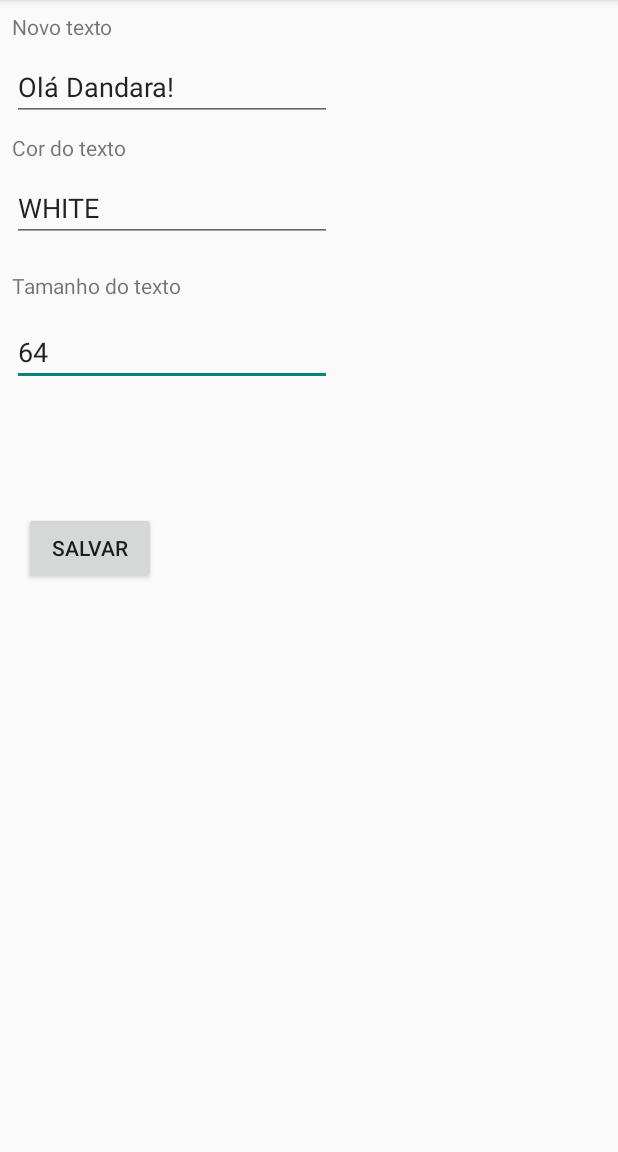
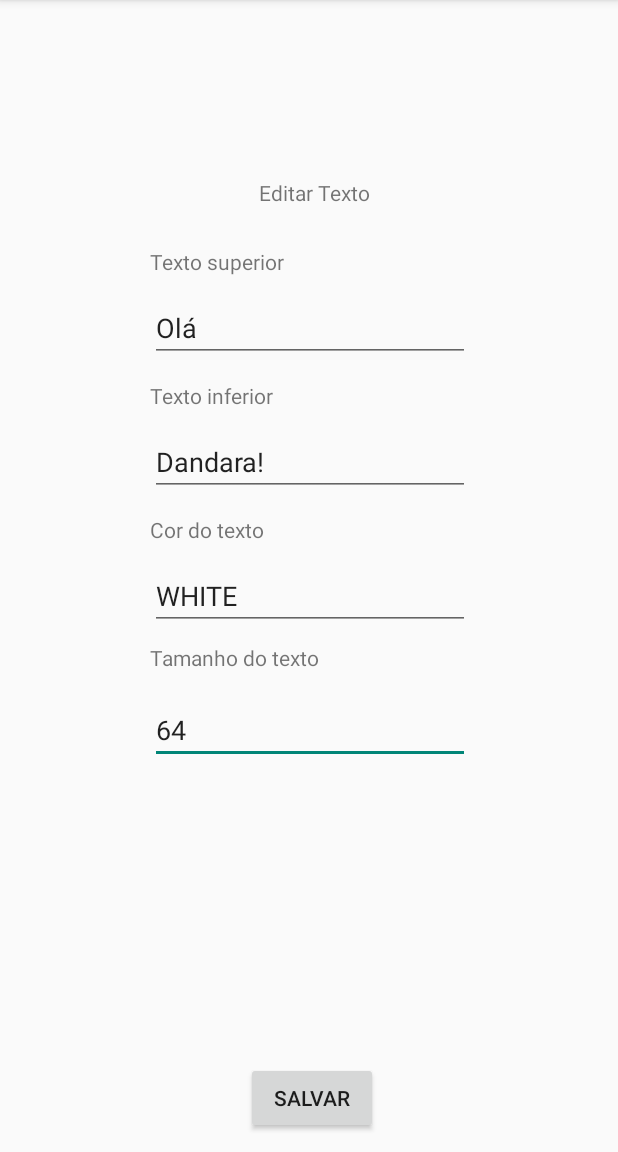
Before and after one commit to dandaradev/MemeCreator, an Android app: the screen it shows after launch (NovoTextoActivity), after a tap on "Mudar Texto", on a phone screen of 412 x 824 dp, the part 84-1236 px from its top. Run offline under Robolectric (Android 15) with nearby library versions, the phone set to English and light mode, and no system bars.

Commit message:
Adição de opção para colocar um texto também na parte de cima da imagem.

```diff
--- a/app/src/main/java/br/ifmg/edu/bsi/progmovel/shareimage1/MainActivity.java
+++ b/app/src/main/java/br/ifmg/edu/bsi/progmovel/shareimage1/MainActivity.java
@@ -48,14 +48,16 @@ public class MainActivity extends AppCompatActivity {
                     if (result.getResultCode() == Activity.RESULT_OK) {
                         Intent intent = result.getData();
                         if (intent != null) {
-                            String novoTexto = intent.getStringExtra(NovoTextoActivity.EXTRA_NOVO_TEXTO);
+                            String novoTextoSuperior = intent.getStringExtra(NovoTextoActivity.EXTRA_NOVO_TEXTO_SUPERIOR);
+                            String novoTextoInferior = intent.getStringExtra(NovoTextoActivity.EXTRA_NOVO_TEXTO_INFERIOR);
                             String novaCor = intent.getStringExtra(NovoTextoActivity.EXTRA_NOVA_COR);
                             String novoTamanho = intent.getStringExtra(NovoTextoActivity.EXTRA_NOVO_TAMANHO);
                             if (novaCor == null) {
                                 Toast.makeText(MainActivity.this, "Cor desconhecida. Usando preto no lugar.", Toast.LENGTH_SHORT).show();
                                 novaCor = "BLACK";
                             }
-                            memeCreator.setTexto(novoTexto);
+                            memeCreator.setTextoSuperior(novoTextoSuperior);
+                            memeCreator.setTextoInferior(novoTextoInferior);
                             memeCreator.setCorTexto(Color.parseColor(novaCor.toUpperCase()));
                             memeCreator.setTamanhoTexto(Integer.parseInt(novoTamanho));
                             mostrarImagem();
@@ -116,13 +118,14 @@ public class MainActivity extends AppCompatActivity {
 
         Bitmap imagemFundo = BitmapFactory.decodeResource(getResources(), R.drawable.fry_meme);
 
-        memeCreator = new MemeCreator("Olá Dandara!", Color.WHITE, 64,  imagemFundo, getResources().getDisplayMetrics());
+        memeCreator = new MemeCreator("Olá", "Dandara!", Color.WHITE, 64,  imagemFundo, getResources().getDisplayMetrics());
         mostrarImagem();
     }
 
     public void iniciarMudarTexto(View v) {
         Intent intent = new Intent(this, NovoTextoActivity.class);
-        intent.putExtra(NovoTextoActivity.EXTRA_TEXTO_ATUAL, memeCreator.getTexto());
+        intent.putExtra(NovoTextoActivity.EXTRA_TEXTO_SUPERIOR_ATUAL, memeCreator.getTextoSuperior());
+        intent.putExtra(NovoTextoActivity.EXTRA_TEXTO_INFERIOR_ATUAL, memeCreator.getTextoInferior());
         intent.putExtra(NovoTextoActivity.EXTRA_COR_ATUAL, converterCor(memeCreator.getCorTexto()));
         intent.putExtra(NovoTextoActivity.EXTRA_TAMANHO_ATUAL, String.valueOf(memeCreator.getTamanhoTexto()));
 
--- a/app/src/main/java/br/ifmg/edu/bsi/progmovel/shareimage1/MemeCreator.java
+++ b/app/src/main/java/br/ifmg/edu/bsi/progmovel/shareimage1/MemeCreator.java
@@ -13,7 +13,8 @@ import android.util.DisplayMetrics;
  * Você pode controlar o texto, a cor do texto e a imagem de fundo.
  */
 public class MemeCreator {
-    private String texto;
+    private String textoSuperior;
+    private String textoInferior;
     private int corTexto;
     private int tamanhoTexto;
 
@@ -24,8 +25,9 @@ public class MemeCreator {
     private Bitmap meme;
     private boolean dirty; // se true, significa que o meme precisa ser recriado.
 
-    public MemeCreator(String texto, int corTexto, int tamanhoTexto, Bitmap fundo, DisplayMetrics displayMetrics) {
-        this.texto = texto;
+    public MemeCreator(String textoSuperior, String textoInferior, int corTexto, int tamanhoTexto, Bitmap fundo, DisplayMetrics displayMetrics) {
+        this.textoSuperior = textoSuperior;
+        this.textoInferior = textoInferior;
         this.corTexto = corTexto;
         this.tamanhoTexto = tamanhoTexto;
         this.fundo = fundo;
@@ -34,14 +36,23 @@ public class MemeCreator {
         this.dirty = false;
     }
 
-    public String getTexto() {
-        return texto;
+    public String getTextoSuperior() {
+        return textoSuperior;
+    }
+    public String getTextoInferior() {
+        return textoInferior;
     }
 
-    public void setTexto(String texto) {
-        this.texto = texto;
+    public void setTextoSuperior(String texto) {
+        this.textoSuperior = texto;
         dirty = true;
     }
+
+    public void setTextoInferior(String texto) {
+        this.textoInferior = texto;
+        dirty = true;
+    }
+
 
     public int getCorTexto() {
         return corTexto;
@@ -105,11 +116,12 @@ public class MemeCreator {
         paint.setTextSize(tamanhoTexto);
         paint.setTypeface(Typeface.create("sans-serif-condensed", Typeface.BOLD));
         paint.setTextAlign(Paint.Align.CENTER);
+
         // desenhar texto em cima
-        //canvas.drawText(texto, (width / 2.f), (height * 0.15f), paint);
+        canvas.drawText(textoSuperior, (width / 2.f), (height * 0.15f), paint);
 
         // desenhar texto embaixo
-        canvas.drawText(texto, (width / 2.f), (height * 0.9f), paint);
+        canvas.drawText(textoInferior, (width / 2.f), (height * 0.9f), paint);
         return bitmap;
     }
 }
--- a/app/src/main/java/br/ifmg/edu/bsi/progmovel/shareimage1/NovoTextoActivity.java
+++ b/app/src/main/java/br/ifmg/edu/bsi/progmovel/shareimage1/NovoTextoActivity.java
@@ -9,15 +9,19 @@ import android.widget.EditText;
 
 public class NovoTextoActivity extends AppCompatActivity {
 
-    public static String EXTRA_TEXTO_ATUAL = "br.ifmg.edu.bsi.progmovel.shareimage1.texto_atual";
+    public static String EXTRA_TEXTO_SUPERIOR_ATUAL = "br.ifmg.edu.bsi.progmovel.shareimage1.texto_superior_atual";
+    public static String EXTRA_TEXTO_INFERIOR_ATUAL = "br.ifmg.edu.bsi.progmovel.shareimage1.texto_inferior_atual";
     public static String EXTRA_COR_ATUAL = "br.ifmg.edu.bsi.progmovel.shareimage1.cor_atual";
-    public static String EXTRA_NOVO_TEXTO = "br.ifmg.edu.bsi.progmovel.shareimage1.novo_texto";
+    public static String EXTRA_NOVO_TEXTO_SUPERIOR = "br.ifmg.edu.bsi.progmovel.shareimage1.novo_texto_superior";
+    public static String EXTRA_NOVO_TEXTO_INFERIOR = "br.ifmg.edu.bsi.progmovel.shareimage1.novo_texto_superior_inferior";
+
     public static String EXTRA_NOVA_COR = "br.ifmg.edu.bsi.progmovel.shareimage1.nova_cor";
 
     public static String EXTRA_TAMANHO_ATUAL= "br.ifmg.edu.bsi.progmovel.shareimage1.tamanho_atual";
     public static String EXTRA_NOVO_TAMANHO= "br.ifmg.edu.bsi.progmovel.shareimage1.novo_tamanho";
 
-    private EditText etTexto;
+    private EditText etTextoSuperior;
+    private EditText etTextoInferior;
     private EditText etCor;
     private EditText etTamanho;
 
@@ -27,25 +31,30 @@ public class NovoTextoActivity extends AppCompatActivity {
         super.onCreate(savedInstanceState);
         setContentView(R.layout.activity_novo_texto);
 
-        etTexto = findViewById(R.id.etTexto);
+        etTextoSuperior = findViewById(R.id.etTextoSuperior);
+        etTextoInferior = findViewById(R.id.etTextoInferior);
         etCor = findViewById(R.id.etCor);
         etTamanho= findViewById(R.id.etTamanho);
 
         Intent intent = getIntent();
-        String textoAtual = intent.getStringExtra(EXTRA_TEXTO_ATUAL);
+        String textoSuperiorAtual = intent.getStringExtra(EXTRA_TEXTO_SUPERIOR_ATUAL);
+        String textoInferiorAtual = intent.getStringExtra(EXTRA_TEXTO_INFERIOR_ATUAL);
         String corAtual = intent.getStringExtra(EXTRA_COR_ATUAL);
         String tamanhoAtual = intent.getStringExtra(EXTRA_TAMANHO_ATUAL);
-        etTexto.setText(textoAtual);
+        etTextoSuperior.setText(textoSuperiorAtual);
+        etTextoInferior.setText(textoInferiorAtual);
         etCor.setText(corAtual);
         etTamanho.setText(tamanhoAtual);
     }
 
     public void enviarNovoTexto(View v) {
-        String novoTexto = etTexto.getText().toString();
+        String novoTextoSuperior = etTextoSuperior.getText().toString();
+        String novoTextoInferior = etTextoInferior.getText().toString();
         String novaCor = etCor.getText().toString();
         String novoTamanho = etTamanho.getText().toString();
         Intent intent = new Intent();
-        intent.putExtra(EXTRA_NOVO_TEXTO, novoTexto);
+        intent.putExtra(EXTRA_NOVO_TEXTO_SUPERIOR, novoTextoSuperior);
+        intent.putExtra(EXTRA_NOVO_TEXTO_INFERIOR, novoTextoInferior);
         intent.putExtra(EXTRA_NOVA_COR, novaCor);
         intent.putExtra(EXTRA_NOVO_TAMANHO, novoTamanho);
         setResult(RESULT_OK, intent);
--- a/app/src/main/res/layout/activity_novo_texto.xml
+++ b/app/src/main/res/layout/activity_novo_texto.xml
@@ -6,75 +6,132 @@
     android:layout_height="match_parent"
     tools:context=".NovoTextoActivity">
 
+    <Button
+        android:id="@+id/button3"
+        android:layout_width="wrap_content"
+        android:layout_height="wrap_content"
+        android:layout_marginTop="92dp"
+        android:layout_marginBottom="8dp"
+        android:onClick="enviarNovoTexto"
+        android:text="@string/salvar"
+        app:layout_constraintBottom_toBottomOf="parent"
+        app:layout_constraintEnd_toEndOf="parent"
+        app:layout_constraintHorizontal_bias="0.507"
+        app:layout_constraintStart_toStartOf="parent"
+        app:layout_constraintTop_toBottomOf="@+id/etTamanho"
+        app:layout_constraintVertical_bias="0.965" />
+
     <EditText
         android:id="@+id/etTamanho"
         android:layout_width="wrap_content"
         android:layout_height="wrap_content"
-        android:layout_marginTop="104dp"
+        android:layout_marginTop="44dp"
+        android:ems="10"
+        android:inputType="text"
+        android:text=""
+        app:layout_constraintEnd_toEndOf="parent"
+        app:layout_constraintHorizontal_bias="0.502"
+        app:layout_constraintStart_toStartOf="parent"
+        app:layout_constraintTop_toBottomOf="@+id/etCor" />
+
+    <TextView
+        android:id="@+id/textView2"
+        android:layout_width="wrap_content"
+        android:layout_height="wrap_content"
+        android:layout_marginBottom="12dp"
+        android:text="Texto inferior"
+        app:layout_constraintBottom_toTopOf="@+id/etTextoInferior"
+        app:layout_constraintStart_toStartOf="@+id/etTextoInferior"
+        tools:text="Texto inferior" />
+
+    <EditText
+        android:id="@+id/etTextoInferior"
+        android:layout_width="wrap_content"
+        android:layout_height="wrap_content"
+        android:layout_marginTop="44dp"
         android:ems="10"
         android:inputType="text"
         android:text=""
         app:layout_constraintStart_toStartOf="@+id/textView3"
-        app:layout_constraintTop_toBottomOf="@+id/textView3" />
+        app:layout_constraintTop_toBottomOf="@+id/etTextoSuperior" />
+
+    <TextView
+        android:id="@+id/textView4"
+        android:layout_width="wrap_content"
+        android:layout_height="wrap_content"
+        android:layout_marginBottom="12dp"
+        android:text="Texto superior"
+        app:layout_constraintBottom_toTopOf="@+id/etTextoSuperior"
+        app:layout_constraintStart_toStartOf="@+id/etTextoSuperior"
+        tools:text="Texto superior" />
+
+    <TextView
+        android:id="@+id/textView3"
+        android:layout_width="wrap_content"
+        android:layout_height="wrap_content"
+        android:layout_marginBottom="12dp"
+        android:text="@string/cor_do_texto"
+        app:layout_constraintBottom_toTopOf="@+id/etCor"
+        app:layout_constraintStart_toStartOf="@+id/etCor" />
 
     <TextView
         android:id="@+id/textView"
         android:layout_width="wrap_content"
         android:layout_height="wrap_content"
-        android:layout_marginTop="100dp"
+        android:layout_marginBottom="16dp"
         android:text="@string/tamanho_do_texto"
-        app:layout_constraintStart_toStartOf="@+id/etTexto"
-        app:layout_constraintTop_toBottomOf="@+id/etTexto" />
-
-    <TextView
-        android:id="@+id/textView2"
-        android:layout_width="wrap_content"
-        android:layout_height="wrap_content"
-        android:layout_marginStart="8dp"
-        android:layout_marginTop="8dp"
-        android:text="@string/novo_texto"
-        app:layout_constraintStart_toStartOf="parent"
-        app:layout_constraintTop_toTopOf="parent" />
-
-    <EditText
-        android:id="@+id/etTexto"
-        android:layout_width="wrap_content"
-        android:layout_height="wrap_content"
-        android:layout_marginTop="8dp"
-        android:ems="10"
-        android:inputType="text"
-        android:text=""
-        app:layout_constraintStart_toStartOf="@+id/textView2"
-        app:layout_constraintTop_toBottomOf="@+id/textView2" />
-
-    <Button
-        android:id="@+id/button3"
-        android:layout_width="wrap_content"
-        android:layout_height="wrap_content"
-        android:layout_marginStart="8dp"
-        android:layout_marginTop="180dp"
-        android:onClick="enviarNovoTexto"
-        android:text="@string/salvar"
-        app:layout_constraintStart_toStartOf="@+id/etCor"
-        app:layout_constraintTop_toBottomOf="@+id/etCor" />
+        app:layout_constraintBottom_toTopOf="@+id/etTamanho"
+        app:layout_constraintStart_toStartOf="@+id/etTamanho" />
 
     <EditText
         android:id="@+id/etCor"
         android:layout_width="wrap_content"
         android:layout_height="wrap_content"
-        android:layout_marginTop="8dp"
+        android:layout_marginTop="44dp"
         android:ems="10"
         android:inputType="text"
         android:text=""
-        app:layout_constraintStart_toStartOf="@+id/textView3"
-        app:layout_constraintTop_toBottomOf="@+id/textView3" />
+        app:layout_constraintStart_toStartOf="@+id/textView"
+        app:layout_constraintTop_toBottomOf="@+id/etTextoInferior" />
+
+    <EditText
+        android:id="@+id/etTextoSuperior"
+        android:layout_width="wrap_content"
+        android:layout_height="wrap_content"
+        android:layout_marginTop="196dp"
+        android:ems="10"
+        android:inputType="text"
+        android:text=""
+        app:layout_constraintStart_toStartOf="@+id/textView2"
+        app:layout_constraintTop_toTopOf="parent" />
 
     <TextView
-        android:id="@+id/textView3"
+        android:id="@+id/textView18"
         android:layout_width="wrap_content"
         android:layout_height="wrap_content"
         android:layout_marginTop="8dp"
-        android:text="@string/cor_do_texto"
-        app:layout_constraintStart_toStartOf="@+id/etTexto"
-        app:layout_constraintTop_toBottomOf="@+id/etTexto" />
+        android:layout_marginBottom="8dp"
+        android:text="Editar Texto"
+        app:layout_constraintBottom_toTopOf="@+id/etTextoSuperior"
+        app:layout_constraintEnd_toEndOf="parent"
+        app:layout_constraintHorizontal_bias="0.51"
+        app:layout_constraintStart_toStartOf="parent"
+        app:layout_constraintTop_toTopOf="parent"
+        app:layout_constraintVertical_bias="0.689"
+        tools:text="Editar texto" />
+
+    <androidx.constraintlayout.widget.Guideline
+        android:id="@+id/guideline2"
+        android:layout_width="wrap_content"
+        android:layout_height="wrap_content"
+        android:orientation="vertical"
+        app:layout_constraintGuide_end="391dp" />
+
+    <androidx.constraintlayout.widget.Guideline
+        android:id="@+id/guideline3"
+        android:layout_width="wrap_content"
+        android:layout_height="wrap_content"
+        android:orientation="horizontal"
+        app:layout_constraintGuide_begin="20dp" />
+
 </androidx.constraintlayout.widget.ConstraintLayout>
```
